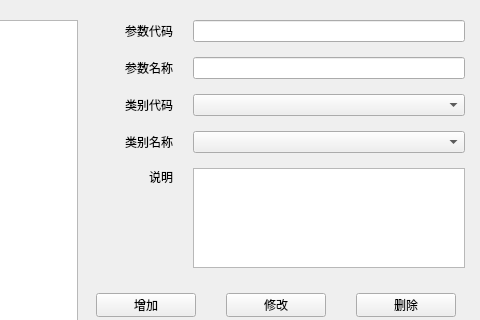
Before: the Qt Designer form FML/view/mainframe/parameter_dictionary.ui in ruofeng216/fmlnew, drawn with Qt 5; both pictures show x 522 to 1002 and y 0 to 320 of the 1002 by 473 pixel window.
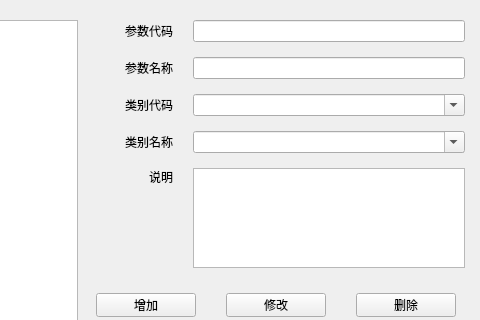
After: the same form once the commit is applied. Custom widgets are drawn as their Qt base class.

Patch:
```diff
--- a/FML/view/mainframe/parameter_dictionary.ui
+++ b/FML/view/mainframe/parameter_dictionary.ui
@@ -132,7 +132,11 @@
         </widget>
        </item>
        <item>
-        <widget class="QComboBox" name="cbParaCode"/>
+        <widget class="QComboBox" name="cbTypeCode">
+         <property name="editable">
+          <bool>true</bool>
+         </property>
+        </widget>
        </item>
       </layout>
      </item>
@@ -164,7 +168,11 @@
         </widget>
        </item>
        <item>
-        <widget class="QComboBox" name="cbParaName"/>
+        <widget class="QComboBox" name="cbTypeName">
+         <property name="editable">
+          <bool>true</bool>
+         </property>
+        </widget>
        </item>
       </layout>
      </item>
```
Left out of the diff: 10 changed lines with no effect on the pictures.
